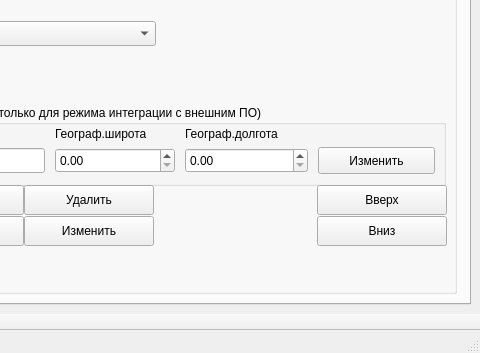
Before: the Qt Designer form m_cfg/MainWindowCFG.ui in xXRadioHeadXx/start7, drawn with Qt 5; both pictures show x 406 to 886 and y 217 to 570 of the 886 by 570 pixel window.
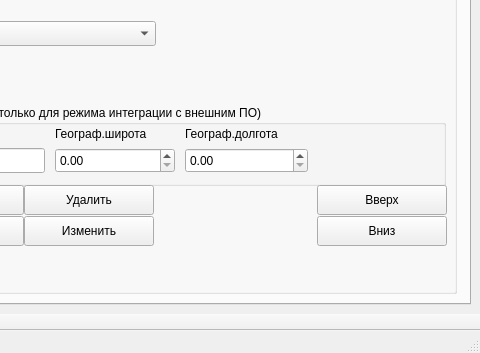
After: the same form once the commit is applied. Icons and pictures are not drawn. Custom widgets are drawn as their Qt base class.

```diff
--- a/m_cfg/MainWindowCFG.ui
+++ b/m_cfg/MainWindowCFG.ui
@@ -2123,31 +2123,6 @@
                 <string>Географ.долгота</string>
                </property>
               </widget>
-              <widget class="QPushButton" name="pushButton_5">
-               <property name="geometry">
-                <rect>
-                 <x>423</x>
-                 <y>42</y>
-                 <width>117</width>
-                 <height>27</height>
-                </rect>
-               </property>
-               <property name="minimumSize">
-                <size>
-                 <width>80</width>
-                 <height>27</height>
-                </size>
-               </property>
-               <property name="maximumSize">
-                <size>
-                 <width>999</width>
-                 <height>25</height>
-                </size>
-               </property>
-               <property name="text">
-                <string>Изменить</string>
-               </property>
-              </widget>
              </widget>
             </widget>
             <widget class="QWidget" name="devline_coordinates">
```
